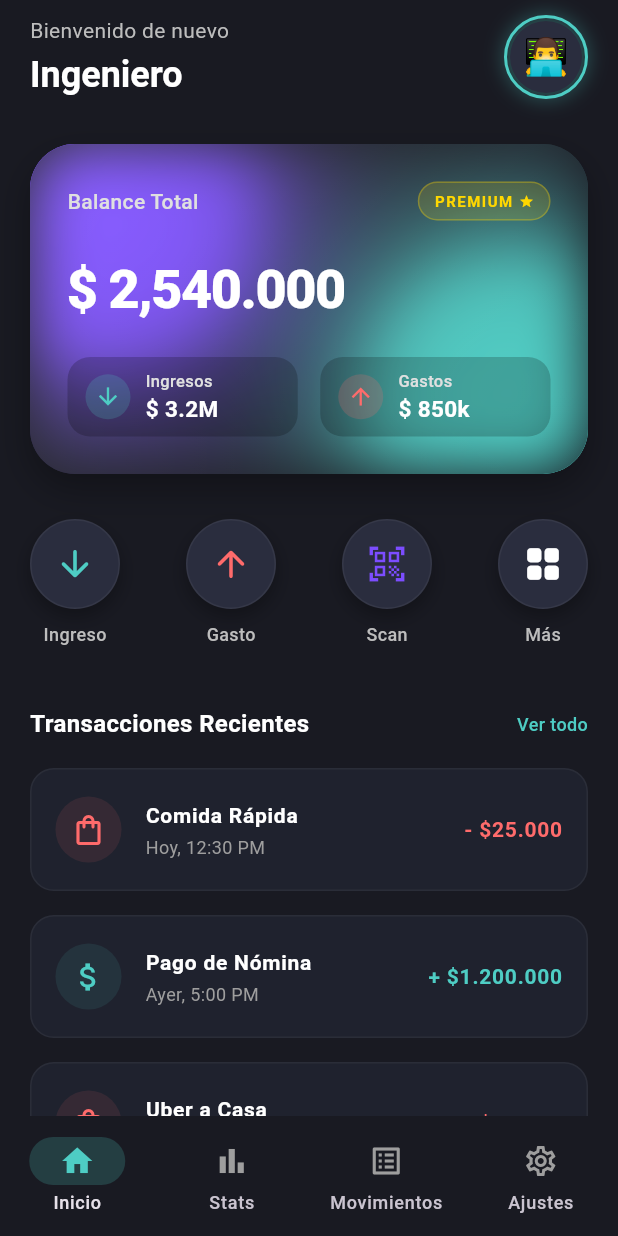
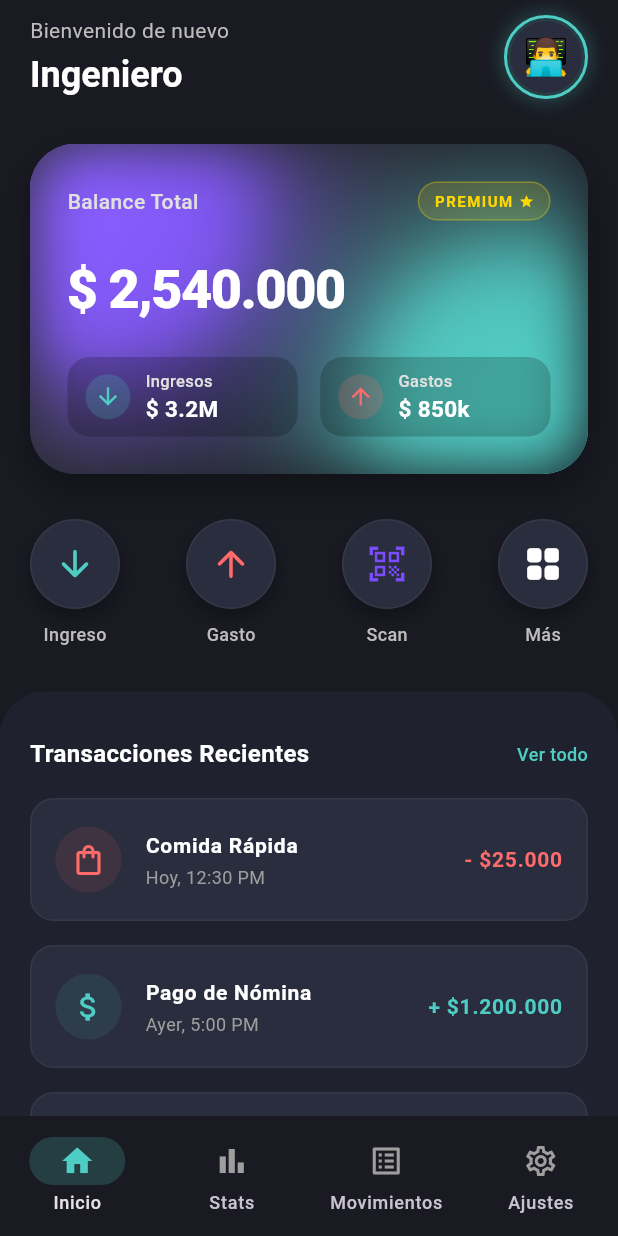
Before and after one commit to AndresCastilloPlata/balancea, a Flutter app: the screen it shows after launch, on a phone screen of 412 x 824 dp. Run offline on Flutter 3.47's test engine with Material 3 defaults, Android fonts, the phone set to English and light mode, and no system bars; our stand-ins replace go_router.

Commit message:
Refactor: Cambio de layout en Home a Fixed Dashboard (Top) + Scrollable Log (Bottom) usando Expanded

```diff
--- a/lib/presentation/screens/home_screen.dart
+++ b/lib/presentation/screens/home_screen.dart
@@ -6,11 +6,11 @@ class HomeScreen extends StatelessWidget {
 
   @override
   Widget build(BuildContext context) {
-    return const Scaffold(
+    return Scaffold(
       body: SafeArea(
-        child: SingleChildScrollView(
         child: Column(
           children: [
+            // zona fija
             HomeHeader(),
             SizedBox(height: 20),
             Padding(
@@ -20,10 +20,30 @@ class HomeScreen extends StatelessWidget {
             SizedBox(height: 30),
             HomeQuickActions(),
             SizedBox(height: 30),
-              HomeTransactions(),
-              SizedBox(height: 20),
+
+            // zona movil
+            Expanded(
+              child: Container(
+                decoration: BoxDecoration(
+                  color: Color(0xFF1F222E),
+                  borderRadius: BorderRadius.only(
+                    topLeft: Radius.circular(30),
+                    topRight: Radius.circular(30),
+                  ),
+                ),
+                child: ClipRRect(
+                  borderRadius: const BorderRadius.only(
+                    topLeft: Radius.circular(30),
+                    topRight: Radius.circular(30),
+                  ),
+                  child: SingleChildScrollView(
+                    padding: const EdgeInsets.only(top: 20, bottom: 20),
+                    child: const HomeTransactions(),
+                  ),
+                ),
+              ),
+            ),
           ],
-          ),
         ),
       ),
     );
--- a/lib/presentation/widgets/home/home_transactions.dart
+++ b/lib/presentation/widgets/home/home_transactions.dart
@@ -67,7 +67,7 @@ class _TransactionItem extends StatelessWidget {
     return Container(
       margin: const EdgeInsets.symmetric(horizontal: 20, vertical: 8),
       decoration: BoxDecoration(
-        color: const Color(0xFF1F222E),
+        color: const Color(0xFF2A2D3E),
         borderRadius: BorderRadius.circular(16),
         border: Border.all(color: Colors.white.withValues(alpha: 0.05)),
       ),
```
Lines whose indentation alone changed are shown as unchanged.
